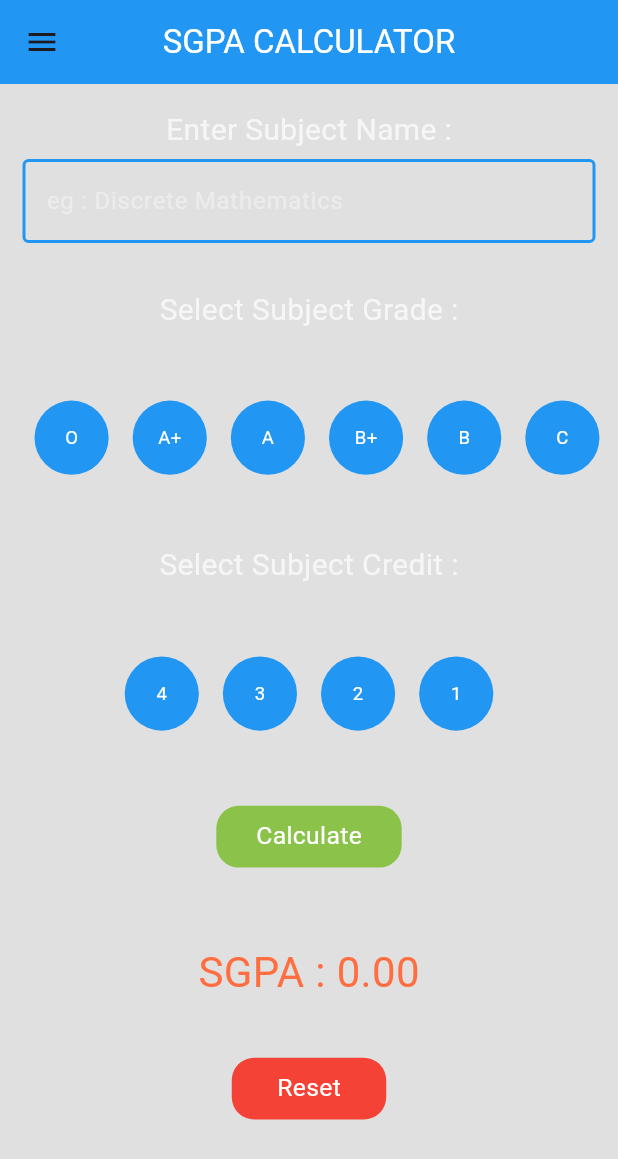
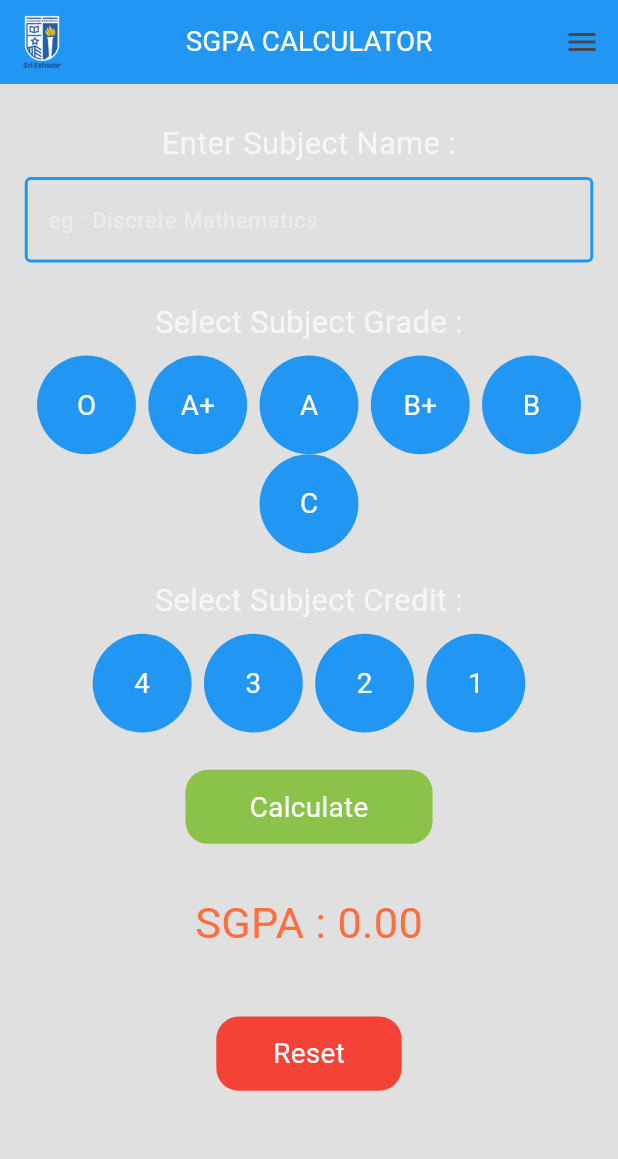
Before and after one commit to HariDharsaun/SGPA-Calculator, a Flutter app: the screen it shows after launch, on a phone screen of 412 x 824 dp. Shown: the top 1159 px of the screen. Run offline on Flutter 3.47's test engine with Material 3 defaults, Android fonts, the phone set to English and light mode, and no system bars.

Commit message:
changs maded

```diff
--- a/sgpa_calculator/lib/home.dart
+++ b/sgpa_calculator/lib/home.dart
@@ -6,271 +6,296 @@ class HomePage extends StatefulWidget {
   @override
   State<HomePage> createState() => _HomePageState();
 }
-List<String> grades = ["O","A+","A","B+","B","C"];
-List<int> credits = [4,3,2,1];
-List<double> history = [];
+
+List<String> grades = ["O", "A+", "A", "B+", "B", "C"];
+List<int> credits = [4, 3, 2, 1];
+List<double> historypoints = [];
+List<String> historysub = [];
+
 class _HomePageState extends State<HomePage> {
-  Map<String,int> map = {"O":10,"A+":9,"A":8,"B+":7,"B":6,"C":5};
+  TextEditingController _controller = TextEditingController();
+  Map<String, int> map = {"O": 10, "A+": 9, "A": 8, "B+": 7, "B": 6, "C": 5};
   List<Map<String, int>> subjects = [];
   int creditVal = 0;
-  int  gradeVal = 0;
-  int total_points = 0;
-  int  total_credits = 10;
+  int gradeVal = 0;
   double sgpa = 0;
+  String selectedGrade = "";
+  String selectedCredit = "";
+
   @override
   Widget build(BuildContext context) {
     double height = MediaQuery.of(context).size.height;
     double width = MediaQuery.of(context).size.width;
-    return Theme(
-      data: ThemeData(
-        splashColor: Colors.transparent,
-        highlightColor: Colors.transparent
-      ),
-      child: Scaffold(
+
+    return Scaffold(
       backgroundColor: Colors.black12,
       appBar: AppBar(
+        leading: Padding(
+          padding: EdgeInsets.all(width * 0.015),
+          child: Image.asset("assets/College Logo.png"),
+        ),
         backgroundColor: Colors.blue,
         centerTitle: true,
         titleSpacing: 2,
-          title: Text("SGPA CALCULATOR",style: TextStyle(color: Colors.white)),
-          // leading : Container(
-          //     child: Image.asset("assets/College Logo.png"),
-          //   ),
+        title: Text(
+          "SGPA CALCULATOR",
+          style: TextStyle(color: Colors.white, fontSize: width * 0.045),
         ),
-        drawer: Drawer(
-          backgroundColor: Colors.blue[200],
-          child: ListView.builder(
-            itemCount: history.length,
-            itemBuilder: (context, index){
-              return ListTile(
+      ),
+      endDrawer: Drawer(
+        backgroundColor: Colors.blue,
+        child: SafeArea(
+          child: ListView(
+            children: [
+              DrawerHeader(
+                decoration: BoxDecoration(color: Colors.blue),
+                child: Column(
+                  mainAxisAlignment: MainAxisAlignment.center,
+                  children: [
+                    Icon(Icons.history, size: width * 0.15, color: Colors.white60),
+                    SizedBox(height: height * 0.01),
+                    Text(
+                      "History",
+                      style: TextStyle(color: Colors.white60, fontSize: width * 0.07),
+                    ),
+                  ],
+                ),
+              ),
+              ...List.generate(historypoints.length, (index) {
+                return Padding(
+                  padding: EdgeInsets.all(width * 0.02),
+                  child: ListTile(
+                    tileColor: Colors.blue[200],
+                    shape: RoundedRectangleBorder(
+                      borderRadius: BorderRadius.circular(12),
+                    ),
                     trailing: IconButton(
-                  onPressed: (){
+                      onPressed: () {
                         setState(() {
-                      history.removeAt(index);
+                          subjects.removeAt(index);
+                          historysub.removeAt(index);
+                          historypoints.removeAt(index);
+                          reCalculateSgpa();
                         });
                       },
-                  icon: Icon(Icons.delete),
+                      icon: Icon(Icons.delete, color: Color.fromARGB(255, 191, 28, 16)),
                     ),
-                title: Text("Discrete Mathematicshfalksdhflkashdflkasjhdflkahsdflkjh",maxLines:2 ,overflow: TextOverflow.ellipsis,),
-                subtitle:Text(history[index].toStringAsFixed(2)),
-              );
-            },
+                    title: Row(
+                      children: [
+                        Text("${index + 1}) "),
+                        SizedBox(width: width * 0.01),
+                        Expanded(
+                          child: Text(
+                            historysub[index],
+                            maxLines: 2,
+                            overflow: TextOverflow.ellipsis,
+                            style: TextStyle(color: Colors.black54, fontSize: width * 0.04),
                           ),
                         ),
-        body: Padding(
-          padding: const EdgeInsets.all(15.0),
+                      ],
+                    ),
+                    subtitle: Text(
+                      historypoints[index].toStringAsFixed(2),
+                      style: TextStyle(color: Colors.teal, fontSize: width * 0.04),
+                    ),
+                  ),
+                );
+              }),
+            ],
+          ),
+        ),
+      ),
+      body: SingleChildScrollView(
+        padding: EdgeInsets.all(width * 0.04),
         child: Column(
           children: [
-              SizedBox(
-                height: 1,
-              ),
-              Text("Enter Subject Name :",style: TextStyle(fontSize: 20,color: Colors.white70),),
-              SizedBox(
-                height: 5,
-              ),
+            SizedBox(height: height * 0.01),
+            buildText("Enter Subject Name :", width),
+            SizedBox(height: height * 0.01),
             Padding(
-                padding: EdgeInsets.only(bottom: 30),
+              padding: EdgeInsets.only(bottom: height * 0.03),
               child: TextField(
+                controller: _controller,
                 cursorColor: Colors.blue,
-                  style: TextStyle(color: Colors.white),
+                style: TextStyle(color: Colors.white, fontSize: width * 0.04),
                 decoration: InputDecoration(
                   hintText: "eg : Discrete Mathematics",
-                    hintStyle: TextStyle(color: Colors.white38),
+                  hintStyle: TextStyle(color: Colors.white38, fontSize: width * 0.035),
                   enabledBorder: OutlineInputBorder(
-                      borderSide: BorderSide(
-                        width: 2,
-                        color: Colors.blue
-                      )
+                    borderSide: BorderSide(width: 2, color: Colors.blue),
                   ),
                   focusedBorder: OutlineInputBorder(
-                      borderSide: BorderSide(
-                        width: 2,
-                        color: Colors.blue
-                      )
+                    borderSide: BorderSide(width: 2, color: Colors.blue),
                   ),
                 ),
               ),
             ),
-              Text("Select Subject Grade :",style: TextStyle(fontSize: 20,color: Colors.white70),),
-              SizedBox(
-                height: 1,
+            buildText("Select Subject Grade :", width),
+            SizedBox(height: height * 0.01),
+            Wrap(
+              alignment: WrapAlignment.center,
+              spacing: width * 0.02,
+              children: grades.map((grade) => gradeButton(grade, height, width)).toList(),
             ),
-              Row(
-                mainAxisAlignment: MainAxisAlignment.center,
-                children: [
-                 gradeButton("O", height, width),
-                 gradeButton("A+", height, width),
-                 gradeButton("A", height, width),
-                 gradeButton("B+", height, width),
-                 gradeButton("B", height, width),
-                 gradeButton("C", height, width),
+            SizedBox(height: height * 0.02),
+            buildText("Select Subject Credit :", width),
+            SizedBox(height: height * 0.01),
+            Wrap(
+              alignment: WrapAlignment.center,
+              spacing: width * 0.02,
+              children: credits.map((credit) => creditButton(credit.toString(), height, width)).toList(),
+            ),
+            SizedBox(height: height * 0.03),
+            button("Calculate", height, width),
+            SizedBox(height: height * 0.04),
+            buildSGPAResult(width),
+            SizedBox(height: height * 0.05),
+            resetButton("Reset", height, width),
           ],
-              ),
-              SizedBox(
-                height: 1,
-              ),
-              Text("Select Subject Credit :",style: TextStyle(fontSize: 20,color: Colors.white70),),
-              SizedBox(
-                height: 1,
-              ),
-              Row(
-                mainAxisAlignment: MainAxisAlignment.center,
-                children: [
-                  creditButton("4", height, width),
-                  creditButton("3", height, width),
-                  creditButton("2", height, width),
-                  creditButton("1", height, width),
-                ],
-              ),
-              SizedBox(
-                height: 5,
-              ),
-              button("Calculate", height, width),
-              SizedBox(
-                height: height*0.06,
-              ),
-              Row(
-                mainAxisAlignment: MainAxisAlignment.center,
-                children: [
-                  Text("SGPA : ",style: TextStyle(color: Colors.deepOrangeAccent,fontSize: 28))
-                  ,Text(sgpa.toStringAsFixed(2),style: TextStyle(color: Colors.deepOrangeAccent,fontSize: 28),),
-                ]
-              ),
-              SizedBox(
-                height: (height/6)-100,
-              ),
-              resetButton("Reset", height, width)
-            ],
-          ),
         ),
       ),
     );
   }
 
-  // Grade Button Widget
-  String selectedGrade = "";
-  Widget gradeButton(String grade,double height,double width)
-  {
-    bool isSelectedgrade = selectedGrade == grade;
+  Widget buildText(String text, double width) {
+    return Text(
+      text,
+      style: TextStyle(fontSize: width * 0.05, color: Colors.white70),
+      textAlign: TextAlign.center,
+    );
+  }
+
+  Widget buildSGPAResult(double width) {
+    return Row(
+      mainAxisAlignment: MainAxisAlignment.center,
+      children: [
+        Text(
+          "SGPA : ",
+          style: TextStyle(color: Colors.deepOrangeAccent, fontSize: width * 0.07),
+        ),
+        Text(
+          sgpa.toStringAsFixed(2),
+          style: TextStyle(color: Colors.deepOrangeAccent, fontSize: width * 0.07),
+        ),
+      ],
+    );
+  }
+
+  Widget gradeButton(String grade, double height, double width) {
+    bool isSelected = selectedGrade == grade;
     return InkWell(
-      onTap: (){
+      onTap: () {
         setState(() {
           selectedGrade = grade;
           gradeVal = map[grade]!;
         });
       },
-      child: Padding(
-        padding: const EdgeInsets.all(8.0),
       child: Container(
         alignment: Alignment.center,
-          height: height*0.15,
-          width:  width*0.12,
+        height: height * 0.08,
+        width: width * 0.16,
         decoration: BoxDecoration(
           shape: BoxShape.circle,
-            color: isSelectedgrade?Colors.deepOrangeAccent:Colors.blue,
+          color: isSelected ? Colors.deepOrangeAccent : Colors.blue,
         ),
-          child: Text(grade,style: TextStyle(color: Colors.white,fontSize: width*0.030),),
+        child: Text(
+          grade,
+          style: TextStyle(color: Colors.white, fontSize: width * 0.045),
         ),
       ),
     );
   }
 
-  //Credit Button Widget
-  String selectedCredit = "";
-  Widget creditButton(String credit,double height,double width)
-  {
-    bool isSelectedcredit = selectedCredit == credit;
+  Widget creditButton(String credit, double height, double width) {
+    bool isSelected = selectedCredit == credit;
     return InkWell(
-      onTap: (){
+      onTap: () {
         setState(() {
           selectedCredit = credit;
           creditVal = int.parse(credit);
         });
       },
-      child: Padding(
-        padding: const EdgeInsets.all(8.0),
       child: Container(
         alignment: Alignment.center,
-            height: height*0.15,
-            width:  width*0.12,
+        height: height * 0.08,
+        width: width * 0.16,
         decoration: BoxDecoration(
           shape: BoxShape.circle,
-              color: isSelectedcredit ? Colors.deepOrangeAccent : Colors.blue,
+          color: isSelected ? Colors.deepOrangeAccent : Colors.blue,
         ),
-            child: Text(credit,style: TextStyle(color: Colors.white,fontSize: width*0.030),),
+        child: Text(
+          credit,
+          style: TextStyle(color: Colors.white, fontSize: width * 0.045),
         ),
       ),
     );
   }
 
-
-  //Calculate Button
-  Widget button(String name,double height,double width)
-  {
+  Widget button(String name, double height, double width) {
     return InkWell(
       onTap: () {
         setState(() {
           calculateSgpa();
         });
       },
-
       child: Container(
         alignment: Alignment.center,
-        height: height*0.05,
-        width: width*0.30,
+        height: height * 0.06,
+        width: width * 0.4,
         decoration: BoxDecoration(
           color: Colors.lightGreen,
-          borderRadius: BorderRadius.circular(15)
+          borderRadius: BorderRadius.circular(15),
         ),
         child: Text(
           name,
-          style: TextStyle(
-            color: Colors.white,
-            fontSize: height*0.020
-          ),
+          style: TextStyle(color: Colors.white, fontSize: width * 0.045),
         ),
       ),
     );
   }
 
-  Widget resetButton(String name,double height,double width)
-  {
+  Widget resetButton(String name, double height, double width) {
     return InkWell(
       onTap: () {
         setState(() {
           subjects.clear();
-          history.clear();
+          historypoints.clear();
           sgpa = 0;
           selectedGrade = "";
           selectedCredit = "";
           gradeVal = 0;
           creditVal = 0;
+          _controller.clear();
         });
       },
-
       child: Container(
         alignment: Alignment.center,
-        height: height*0.05,
-        width: width*0.25,
+        height: height * 0.06,
+        width: width * 0.3,
         decoration: BoxDecoration(
           color: Colors.red[500],
-          borderRadius: BorderRadius.circular(15)
+          borderRadius: BorderRadius.circular(15),
         ),
         child: Text(
           name,
-          style: TextStyle(
-            color: Colors.white,
-            fontSize: height*0.020
-          ),
+          style: TextStyle(color: Colors.white, fontSize: width * 0.045),
         ),
       ),
     );
   }
 
-  void calculateSgpa()
-  {
-    if(gradeVal == 0 || creditVal == 0)
-    {
+  void calculateSgpa() {
+    if (_controller.text.isEmpty) {
+      ScaffoldMessenger.of(context).showSnackBar(
+        SnackBar(
+          content: Text("Please Enter Subject Name."),
+          backgroundColor: Colors.red[300],
+          elevation: 5,
+          behavior: SnackBarBehavior.floating,
+          showCloseIcon: true,
+        ),
+      );
+    } else if (gradeVal == 0 || creditVal == 0) {
       ScaffoldMessenger.of(context).showSnackBar(
         SnackBar(
           content: Text("Please select both grade and credit to calculate SGPA."),
@@ -278,31 +303,34 @@ class _HomePageState extends State<HomePage> {
           elevation: 5,
           behavior: SnackBarBehavior.floating,
           showCloseIcon: true,
-        )
+        ),
       );
-    }
-    else{
-      subjects.add({
-              "grade": gradeVal,
-              "credit": creditVal,
-            });
-
-            // Calculate SGPA
+    } else {
+      subjects.add({"grade": gradeVal, "credit": creditVal});
       int totalPoints = 0;
       int totalCredits = 0;
       for (var subject in subjects) {
         totalPoints += subject["grade"]! * subject["credit"]!;
         totalCredits += subject["credit"]!;
       }
-
       sgpa = totalPoints / totalCredits;
-            history.add(sgpa);
-
-            // Reset selections
+      historysub.add(_controller.text);
+      historypoints.add(sgpa);
       selectedGrade = "";
       selectedCredit = "";
       gradeVal = 0;
       creditVal = 0;
+      _controller.clear();
     }
   }
+
+  void reCalculateSgpa() {
+    int totalPoints = 0;
+    int totalCredits = 0;
+    for (var subject in subjects) {
+      totalPoints += subject["grade"]! * subject["credit"]!;
+      totalCredits += subject["credit"]!;
     }
+    sgpa = totalPoints / totalCredits;
+  }
+}
```
Lines whose indentation alone changed are shown as unchanged.
